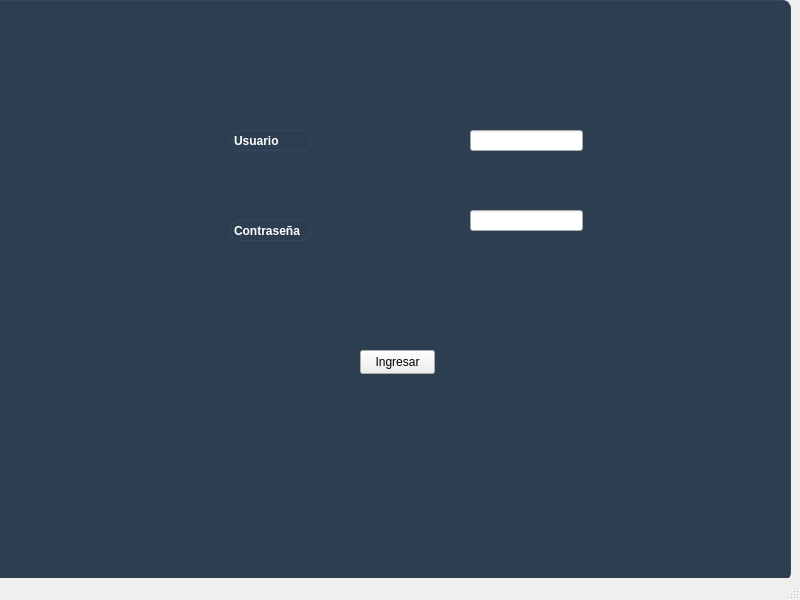
This is login.ui in yahirrev/Proyecto_Software as Qt 5 draws it before an edit. The edited form follows.
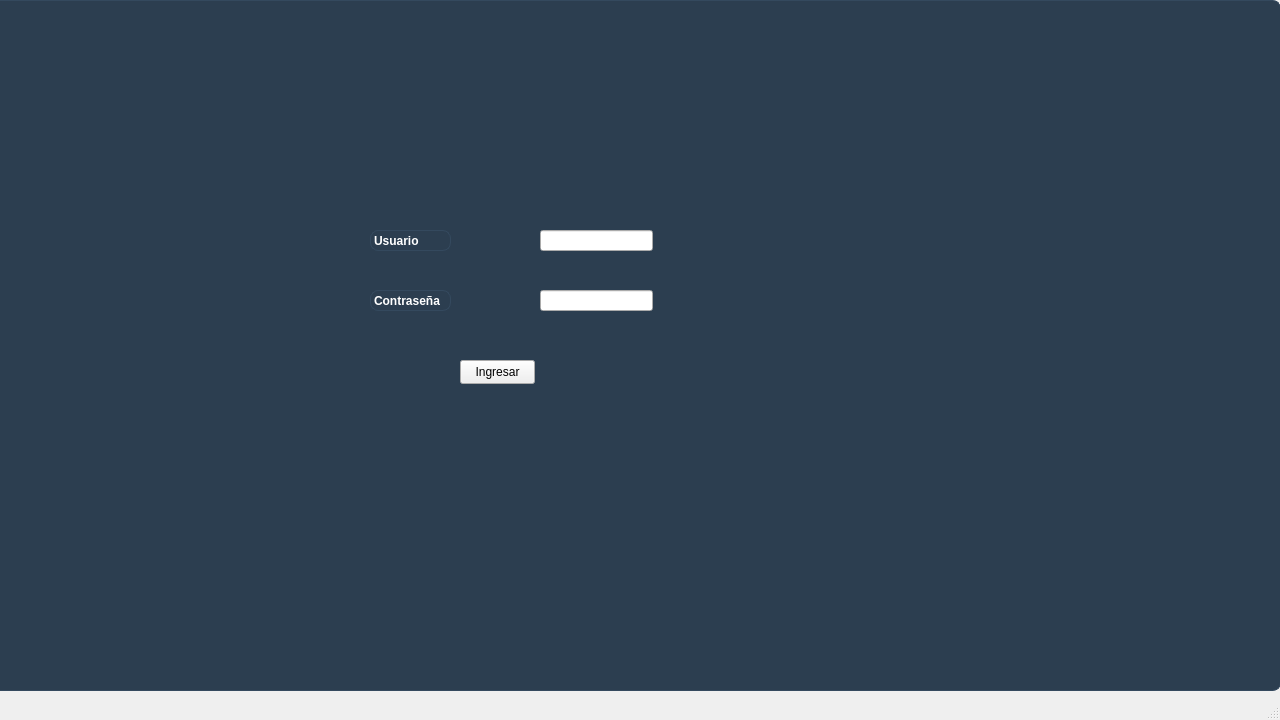
This is the edited form.

```diff
--- a/login.ui
+++ b/login.ui
@@ -6,8 +6,8 @@
    <rect>
     <x>0</x>
     <y>0</y>
-    <width>800</width>
-    <height>600</height>
+    <width>1280</width>
+    <height>720</height>
    </rect>
   </property>
   <property name="windowTitle">
@@ -19,8 +19,8 @@
      <rect>
       <x>-10</x>
       <y>0</y>
-      <width>801</width>
-      <height>581</height>
+      <width>1291</width>
+      <height>691</height>
      </rect>
     </property>
     <property name="styleSheet">
@@ -44,8 +44,8 @@
     <widget class="QLineEdit" name="txt_usuario">
      <property name="geometry">
       <rect>
-       <x>480</x>
-       <y>130</y>
+       <x>550</x>
+       <y>230</y>
        <width>113</width>
        <height>21</height>
       </rect>
@@ -54,8 +54,8 @@
     <widget class="QLineEdit" name="txt_password">
      <property name="geometry">
       <rect>
-       <x>480</x>
-       <y>210</y>
+       <x>550</x>
+       <y>290</y>
        <width>113</width>
        <height>21</height>
       </rect>
@@ -67,8 +67,8 @@
     <widget class="QPushButton" name="btn_ingresar">
      <property name="geometry">
       <rect>
-       <x>370</x>
-       <y>350</y>
+       <x>470</x>
+       <y>360</y>
        <width>75</width>
        <height>24</height>
       </rect>
@@ -80,8 +80,8 @@
     <widget class="QLabel" name="label_2">
      <property name="geometry">
       <rect>
-       <x>240</x>
-       <y>220</y>
+       <x>380</x>
+       <y>290</y>
        <width>81</width>
        <height>21</height>
       </rect>
@@ -93,8 +93,8 @@
     <widget class="QLabel" name="label">
      <property name="geometry">
       <rect>
-       <x>240</x>
-       <y>130</y>
+       <x>380</x>
+       <y>230</y>
        <width>81</width>
        <height>21</height>
       </rect>
```
Left out of the diff: 2 changed lines with no effect on the pictures.
